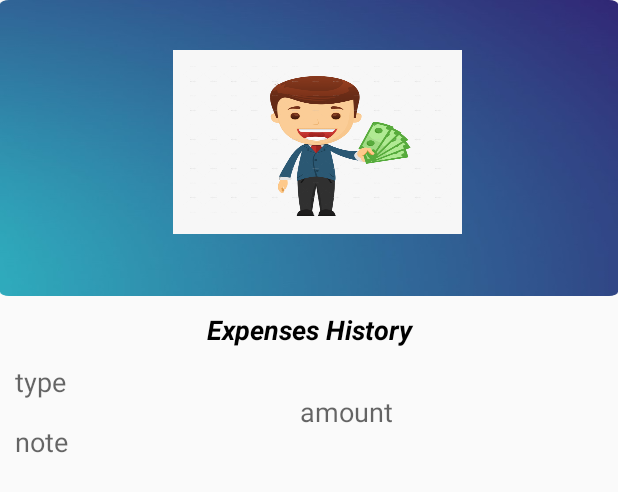
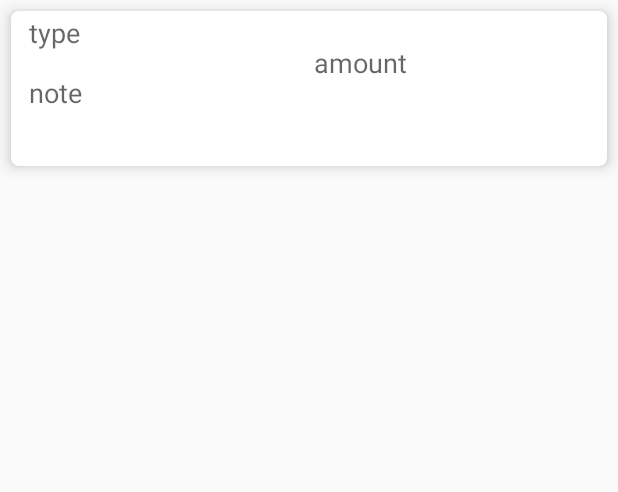
Before and after one commit to Seshmi/Seshmi-Alpha-Girls-WalletCal-Income-App-, an Android app: the layout expense_data_receive.xml on its own in the app's theme, with its tools: preview values and no code run, on a phone screen of 412 x 824 dp. Shown: the top 492 px of the screen. Run offline under Robolectric (Android 15) with nearby library versions, the phone set to English and light mode, and no system bars; Roboto replaces fonts that are not available here.

Commit message:
edited expenses data receive

```diff
--- a/app/src/main/res/layout/expense_data_receive.xml
+++ b/app/src/main/res/layout/expense_data_receive.xml
@@ -1,61 +1,20 @@
 <?xml version="1.0" encoding="utf-8"?>
-<LinearLayout xmlns:android="http://schemas.android.com/apk/res/android"
+<androidx.cardview.widget.CardView xmlns:android="http://schemas.android.com/apk/res/android"
+    xmlns:app="http://schemas.android.com/apk/res-auto"
     android:layout_width="match_parent"
     android:layout_height="wrap_content"
-    xmlns:app="http://schemas.android.com/apk/res-auto"
-    android:orientation="vertical">
+    android:elevation="5dp"
+    app:cardBackgroundColor="@color/white_back"
+    app:cardCornerRadius="5dp"
+    android:layout_margin="7dp"
+    app:cardElevation="6dp">
 
-    <RelativeLayout
+    <LinearLayout
+        android:id="@+id/holderLinear"
         android:layout_width="match_parent"
-        android:layout_height="197dp"
-        android:background="@drawable/img"
-        android:orientation="vertical">
-
-
-        android:layout_width="wrap_content"
-        android:layout_height="wrap_content"
-        android:layout_centerHorizontal="true"
-        android:layout_centerVertical="false"
-        android:orientation="vertical">
-
-        <View
-            android:layout_width="192dp"
-            android:layout_height="123dp"
-            android:layout_alignParentStart="true"
-            android:layout_alignParentLeft="true"
-            android:layout_alignParentTop="true"
-            android:layout_alignParentEnd="true"
-            android:layout_alignParentRight="true"
-            android:layout_alignParentBottom="true"
-            android:layout_marginStart="115dp"
-            android:layout_marginLeft="115dp"
-            android:layout_marginTop="33dp"
-            android:layout_marginEnd="104dp"
-            android:layout_marginRight="104dp"
-            android:layout_marginBottom="41dp"
-            android:background="@drawable/img_1" />
-
-    </RelativeLayout>
-
-    <RelativeLayout
-        android:layout_width="match_parent"
-        android:layout_height="wrap_content"
-        android:orientation="horizontal">
-
-        <TextView
-            android:id="@+id/tv_addExpenses"
-            android:layout_width="match_parent"
-            android:layout_height="wrap_content"
-            android:gravity="center"
-            android:padding="10dp"
-            android:text="Expenses History"
-
-            android:textAlignment="center"
-            android:textAppearance="@style/TextAppearance.AppCompat.Medium"
-            android:textColor="@color/design_default_color_on_secondary"
-            android:textStyle="bold|italic" />
-
-    </RelativeLayout>
+        android:layout_height="103dp"
+        android:orientation="vertical"
+        android:padding="2dp">
 
         <LinearLayout
             android:layout_width="match_parent"
@@ -109,3 +68,5 @@
 
 
     </LinearLayout>
+
+</androidx.cardview.widget.CardView>
```
